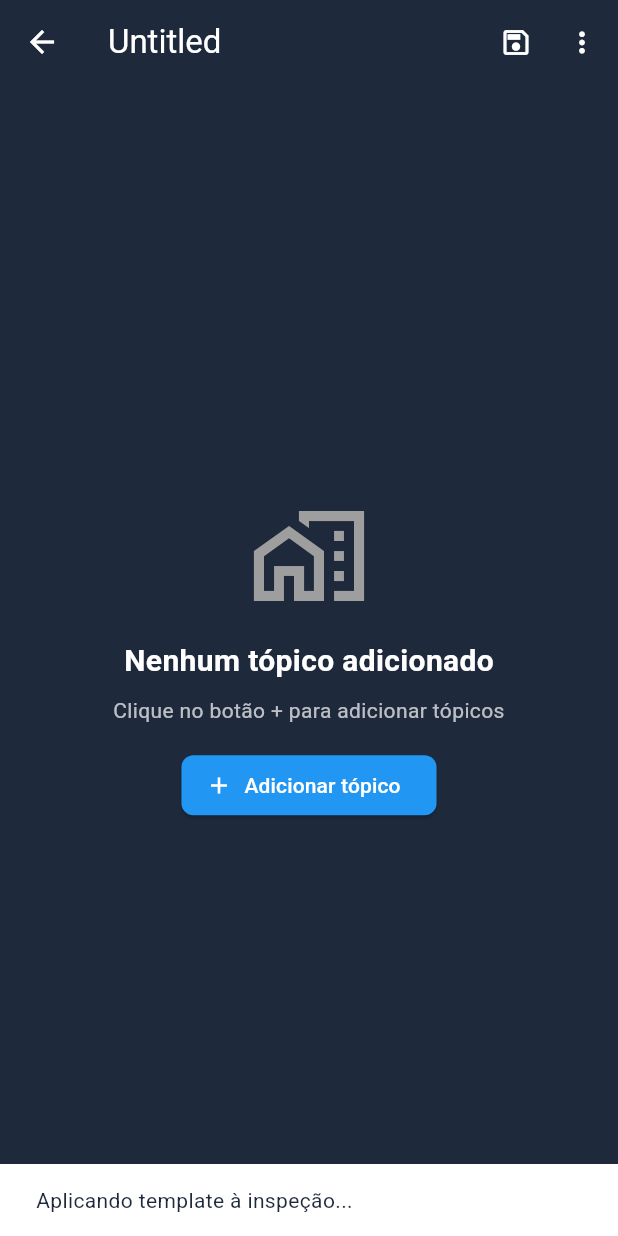
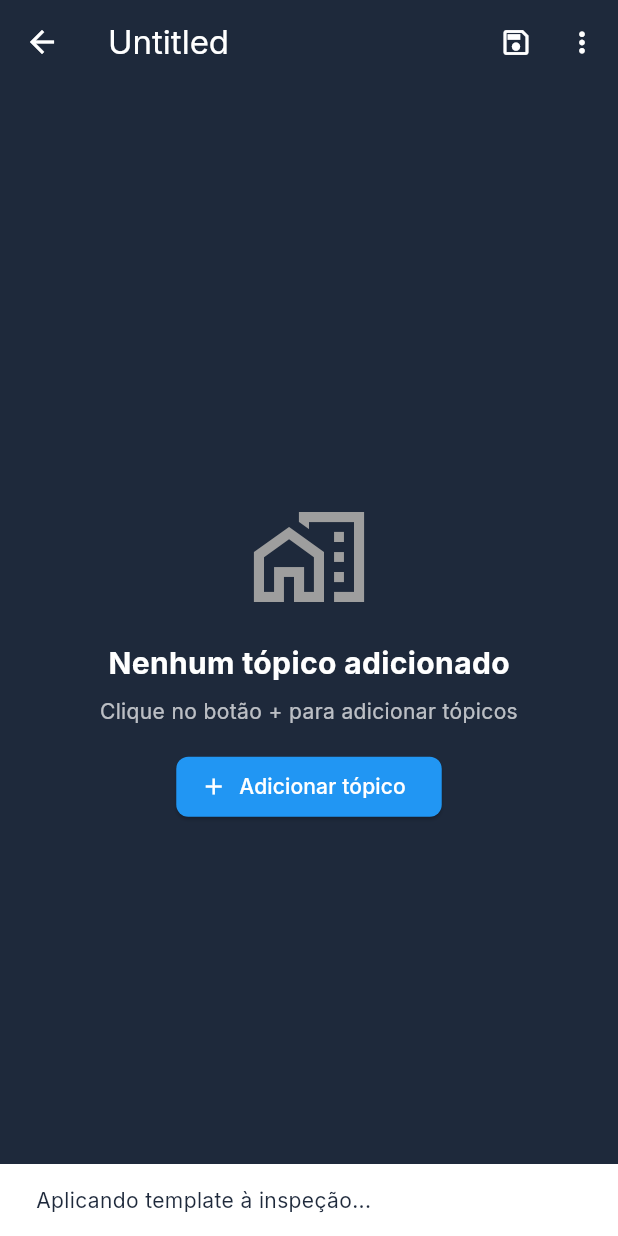
Before and after one commit to danrleyribeiro-rv/inspection_app, a Flutter app: the InspectionDetailScreen screen opened directly with empty values, on a phone screen of 412 x 824 dp. Run offline on Flutter 3.47's test engine with Material 3 defaults, Android fonts, the light colour scheme and no system bars; our stand-ins replace brasil_fields, cloud_firestore, connectivity_plus, file_picker, firebase_auth, firebase_core and 11 more; missing offline and left inert: cpf_cnpj_validator; accounts and stored records are empty.

Commit message:
Modificaçoes visuais

```diff
--- a/lib/main.dart
+++ b/lib/main.dart
@@ -65,8 +65,7 @@ class MyApp extends StatelessWidget {
      debugShowCheckedModeBanner: false,
       theme: ThemeData(
         primaryColor: Colors.blue,
-       scaffoldBackgroundColor:
-           const Color(0xFF1E293B), // Slate background color
+        scaffoldBackgroundColor: const Color(0xFF1E293B),
         colorScheme: const ColorScheme.dark(
           primary: Colors.blue,
           secondary: Colors.orange,
@@ -110,7 +109,7 @@ class MyApp extends StatelessWidget {
            borderRadius: BorderRadius.circular(8),
          ),
        ),
-       fontFamily: 'Roboto',
+       fontFamily: 'Inter',
        dividerTheme: DividerThemeData(
          color: Colors.grey[700],
        ),
--- a/lib/models/inspection.dart
+++ b/lib/models/inspection.dart
@@ -101,8 +101,10 @@ class Inspection {
       templateId: templateId ?? this.templateId,
       lastCheckpointAt: lastCheckpointAt ?? this.lastCheckpointAt,
       lastCheckpointBy: lastCheckpointBy ?? this.lastCheckpointBy,
-      lastCheckpointMessage: lastCheckpointMessage ?? this.lastCheckpointMessage,
-      lastCheckpointCompletion: lastCheckpointCompletion ?? this.lastCheckpointCompletion,
+      lastCheckpointMessage:
+          lastCheckpointMessage ?? this.lastCheckpointMessage,
+      lastCheckpointCompletion:
+          lastCheckpointCompletion ?? this.lastCheckpointCompletion,
       topics: topics ?? this.topics,
     );
   }
@@ -186,7 +188,9 @@ class Inspection {
       state: json['state'],
       zipCode: json['zip_code'],
       addressString: json['address_string'],
-      address: json['address'] is Map ? Map<String, dynamic>.from(json['address']) : null,
+      address: json['address'] is Map
+          ? Map<String, dynamic>.from(json['address'])
+          : null,
       status: json['status'] ?? 'pending',
       observation: json['observation'],
       scheduledDate: _parseDateTime(json['scheduled_date']),
@@ -207,7 +211,8 @@ class Inspection {
     );
   }
 
-  static Inspection fromMap(Map<String, dynamic> map) => Inspection.fromJson(map);
+  static Inspection fromMap(Map<String, dynamic> map) =>
+      Inspection.fromJson(map);
 
   static DateTime? _parseDateTime(dynamic value) {
     if (value == null) return null;
@@ -216,10 +221,26 @@ class Inspection {
       return value;
     } else if (value is String) {
       return DateTime.parse(value);
-    } else if (value is Map && value['_seconds'] != null && value['_nanoseconds'] != null) {
+    } else if (value is Map<String, dynamic>) {
       try {
-        int seconds = value['_seconds'];
-        int nanoseconds = value['_nanoseconds'];
+        int seconds;
+        int nanoseconds;
+
+        // Handle new Firestore Timestamp format
+        if (value.containsKey('seconds') && value.containsKey('nanoseconds')) {
+          seconds = value['seconds'] as int;
+          nanoseconds = value['nanoseconds'] as int;
+        }
+        // Handle legacy format
+        else if (value.containsKey('_seconds') &&
+            value.containsKey('_nanoseconds')) {
+          seconds = value['_seconds'] as int;
+          nanoseconds = value['_nanoseconds'] as int;
+        } else {
+          print('Invalid Timestamp map format');
+          return null;
+        }
+
         return DateTime.fromMillisecondsSinceEpoch(
           seconds * 1000 + (nanoseconds / 1000000).round(),
         );
@@ -227,13 +248,22 @@ class Inspection {
         print('Error parsing Firestore timestamp: $e');
         return null;
       }
-    } else {
+    } else if (value.runtimeType.toString().contains('Timestamp')) {
       try {
-        return value.toDate();
+        // Use dynamic invocation for Timestamp.toDate()
+        final toDateMethod = (value as dynamic).toDate;
+        if (toDateMethod != null) {
+          return toDateMethod();
+        }
+        print('Invalid Timestamp object: missing toDate method');
+        return null;
       } catch (e) {
-        print('Error parsing unknown datetime format: $e');
+        print('Error parsing Timestamp object: $e');
         return null;
       }
+    } else {
+      print('Unsupported datetime format: ${value.runtimeType}');
+      return null;
     }
   }
 }
--- a/lib/presentation/screens/inspection/components/topics_list.dart
+++ b/lib/presentation/screens/inspection/components/topics_list.dart
@@ -52,7 +52,7 @@ class _TopicsListState extends State<TopicsList> {
 @override
 Widget build(BuildContext context) {
   return ReorderableListView.builder(
-     padding: const EdgeInsets.symmetric(vertical: 8, horizontal: 0),
+    padding: const EdgeInsets.symmetric(vertical: 4, horizontal: 0), // Reduzido de 8 para 4
     itemCount: _localTopics.length,
     onReorder: _onReorder,
     itemBuilder: (context, index) {
--- a/lib/presentation/screens/inspection/inspection_detail_screen.dart
+++ b/lib/presentation/screens/inspection/inspection_detail_screen.dart
@@ -787,10 +787,9 @@ class _InspectionDetailScreenState extends State<InspectionDetailScreen> {
                   ),
           ),
         ),
-        const SizedBox(height: 2),
         if (!_isLoading && _topics.isNotEmpty)
           Container(
-            padding: const EdgeInsets.symmetric(vertical: 8, horizontal: 16),
+            padding: const EdgeInsets.symmetric(vertical: 6, horizontal: 16),
             decoration: BoxDecoration(
               color: Colors.grey[850],
               boxShadow: [
@@ -855,21 +854,21 @@ class _InspectionDetailScreenState extends State<InspectionDetailScreen> {
         borderRadius: BorderRadius.zero,
         child: Container(
           width: double.infinity,
-          padding: const EdgeInsets.symmetric(vertical: 6, horizontal: 0),
+          padding: const EdgeInsets.symmetric(vertical: 4, horizontal: 0),
           child: Column(
             mainAxisSize: MainAxisSize.min,
             children: [
               Icon(
                 icon,
                 color: color,
-                size: 30,
+                size: 26,
               ),
-              const SizedBox(height: 4),
+              const SizedBox(height: 2),
               Text(
                 label,
                 style: const TextStyle(
                   color: Colors.white,
-                  fontSize: 12,
+                  fontSize: 11,
                 ),
                 textAlign: TextAlign.center,
               ),
--- a/lib/presentation/widgets/template_selector_dialog.dart
+++ b/lib/presentation/widgets/template_selector_dialog.dart
@@ -362,8 +362,8 @@ class _TemplateSelectorDialogState extends State<TemplateSelectorDialog> {
                           : null,
                       onTap: () {
                         Navigator.of(context).pop({
-                          ...template,
-                          _isCustom: false,
+                          ...Map<String, dynamic>.from(template),
+                          'isCustom': false,
                         });
                       },
                     );
@@ -388,7 +388,7 @@ class _TemplateSelectorDialogState extends State<TemplateSelectorDialog> {
                 );
                 return;
               }
-              Navigator.of(context).pop({
+              Navigator.of(context).pop(<String, dynamic>{
                 'name': _nameController.text,
                 'value': _valueController.text.isEmpty
                     ? null
```
Also changed, not shown: lib/models/chat_message.dart (+46 -5 lines), lib/presentation/screens/inspection/components/non_conformity_list.dart (+66 -29 lines), lib/presentation/screens/inspection/topic_widget.dart (+44 -13 lines), lib/presentation/widgets/inspection_card.dart (+34 -16 lines), lib/services/data/inspection_data_service.dart (+4 -7 lines), lib/services/import_export_service.dart (+18 -10 lines), pubspec.yaml (+6 -6 lines), assets/fonts/Inter-Bold.ttf (added), assets/fonts/Inter-Medium.ttf (added), assets/fonts/Inter-Regular.ttf (added). Lines whose indentation alone changed are shown as unchanged.
